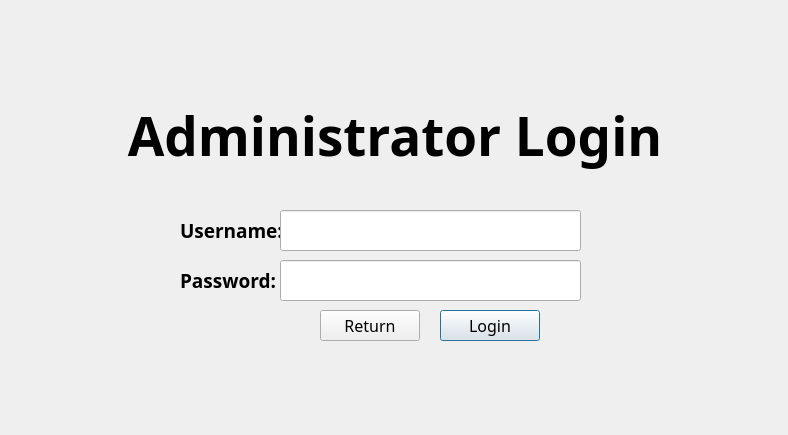
Before: the Qt Designer form login.ui in tsukidan/CS1D-Project-1, drawn with Qt 5.
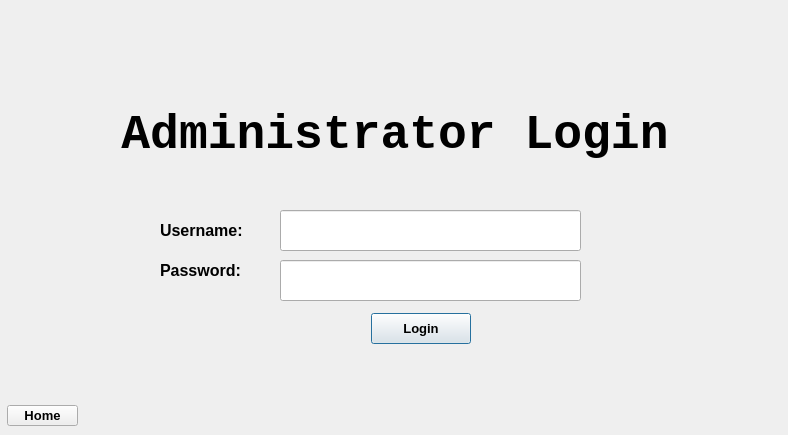
After: the same form once the commit is applied.

Patch:
```diff
--- a/login.ui
+++ b/login.ui
@@ -16,7 +16,7 @@
   <widget class="QLabel" name="label_2">
    <property name="geometry">
     <rect>
-     <x>180</x>
+     <x>160</x>
      <y>210</y>
      <width>101</width>
      <height>41</height>
@@ -24,8 +24,8 @@
    </property>
    <property name="font">
     <font>
-     <family>Google Sans</family>
-     <pointsize>14</pointsize>
+     <family>Arial</family>
+     <pointsize>12</pointsize>
      <weight>75</weight>
      <bold>true</bold>
     </font>
@@ -76,8 +76,8 @@
    </property>
    <property name="font">
     <font>
-     <family>Google Sans</family>
-     <pointsize>40</pointsize>
+     <family>Consolas</family>
+     <pointsize>36</pointsize>
      <weight>75</weight>
      <bold>true</bold>
      <stylestrategy>PreferDefault</stylestrategy>
@@ -93,16 +93,16 @@
   <widget class="QLabel" name="label_3">
    <property name="geometry">
     <rect>
-     <x>180</x>
-     <y>260</y>
+     <x>160</x>
+     <y>250</y>
      <width>101</width>
      <height>41</height>
     </rect>
    </property>
    <property name="font">
     <font>
-     <family>Google Sans</family>
-     <pointsize>14</pointsize>
+     <family>Arial</family>
+     <pointsize>12</pointsize>
      <weight>75</weight>
      <bold>true</bold>
     </font>
@@ -132,18 +132,18 @@
   <widget class="QPushButton" name="pushButton">
    <property name="geometry">
     <rect>
-     <x>440</x>
-     <y>310</y>
+     <x>371</x>
+     <y>313</y>
      <width>100</width>
      <height>31</height>
     </rect>
    </property>
    <property name="font">
     <font>
-     <family>Google Sans</family>
-     <pointsize>12</pointsize>
-     <weight>50</weight>
-     <bold>false</bold>
+     <family>Arial</family>
+     <pointsize>10</pointsize>
+     <weight>75</weight>
+     <bold>true</bold>
     </font>
    </property>
    <property name="text">
@@ -153,22 +153,22 @@
   <widget class="QPushButton" name="returnButton">
    <property name="geometry">
     <rect>
-     <x>320</x>
-     <y>310</y>
-     <width>100</width>
-     <height>31</height>
+     <x>7</x>
+     <y>405</y>
+     <width>71</width>
+     <height>21</height>
     </rect>
    </property>
    <property name="font">
     <font>
-     <family>Google Sans</family>
-     <pointsize>12</pointsize>
-     <weight>50</weight>
-     <bold>false</bold>
+     <family>Arial</family>
+     <pointsize>10</pointsize>
+     <weight>75</weight>
+     <bold>true</bold>
     </font>
    </property>
    <property name="text">
-    <string>Return</string>
+    <string>Home</string>
    </property>
   </widget>
  </widget>
```
Left out of the diff: 2 changed lines with no effect on the pictures.
